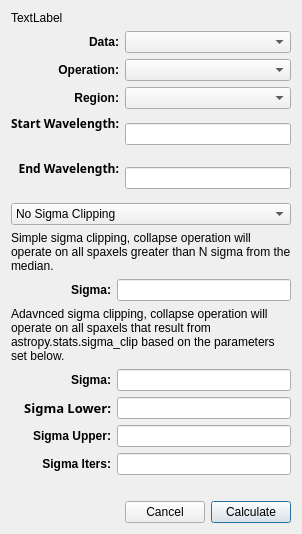
Old version of the form cubeviz/tools/collapse.ui in the repository spacetelescope/cubeviz.
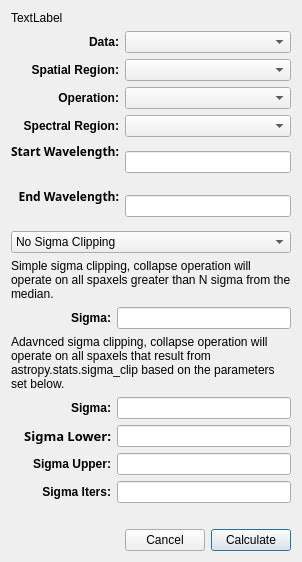
New version of the form.

Commit message: added in the spatial region combobox

```diff
--- a/cubeviz/tools/collapse.ui
+++ b/cubeviz/tools/collapse.ui
@@ -134,7 +134,7 @@
      </item>
      <item row="1" column="0">
       <layout class="QGridLayout" name="gridLayout_3">
-       <item row="2" column="0">
+       <item row="3" column="0">
         <widget class="QLabel" name="label_5">
          <property name="minimumSize">
           <size>
@@ -149,14 +149,14 @@
           </font>
          </property>
          <property name="text">
-          <string>Region:</string>
+          <string>Spectral Region:</string>
          </property>
          <property name="alignment">
           <set>Qt::AlignRight|Qt::AlignTrailing|Qt::AlignVCenter</set>
          </property>
         </widget>
        </item>
-       <item row="1" column="0">
+       <item row="2" column="0">
         <widget class="QLabel" name="label_4">
          <property name="minimumSize">
           <size>
@@ -178,7 +178,7 @@
          </property>
         </widget>
        </item>
-       <item row="2" column="1">
+       <item row="3" column="1">
         <widget class="QComboBox" name="region_combobox"/>
        </item>
        <item row="0" column="0">
@@ -203,19 +203,13 @@
          </property>
         </widget>
        </item>
-       <item row="3" column="1">
-        <widget class="QLineEdit" name="start_input"/>
-       </item>
-       <item row="0" column="1">
-        <widget class="QComboBox" name="data_combobox"/>
-       </item>
-       <item row="1" column="1">
-        <widget class="QComboBox" name="operation_combobox"/>
-       </item>
-       <item row="4" column="1">
+       <item row="5" column="1">
         <widget class="QLineEdit" name="end_input"/>
        </item>
-       <item row="3" column="0">
+       <item row="4" column="1">
+        <widget class="QLineEdit" name="start_input"/>
+       </item>
+       <item row="4" column="0">
         <layout class="QGridLayout" name="gridLayout_8">
          <item row="0" column="0">
           <widget class="QLabel" name="start_label">
@@ -251,7 +245,7 @@
          </item>
         </layout>
        </item>
-       <item row="4" column="0">
+       <item row="5" column="0">
         <layout class="QGridLayout" name="gridLayout_11">
          <item row="0" column="0">
           <widget class="QLabel" name="end_label">
@@ -282,6 +276,31 @@
          </item>
         </layout>
        </item>
+       <item row="0" column="1">
+        <widget class="QComboBox" name="data_combobox"/>
+       </item>
+       <item row="2" column="1">
+        <widget class="QComboBox" name="operation_combobox"/>
+       </item>
+       <item row="1" column="0">
+        <widget class="QLabel" name="label">
+         <property name="font">
+          <font>
+           <weight>75</weight>
+           <bold>true</bold>
+          </font>
+         </property>
+         <property name="text">
+          <string>Spatial Region:</string>
+         </property>
+         <property name="alignment">
+          <set>Qt::AlignRight|Qt::AlignTrailing|Qt::AlignVCenter</set>
+         </property>
+        </widget>
+       </item>
+       <item row="1" column="1">
+        <widget class="QComboBox" name="spatial_region_combobox"/>
+       </item>
       </layout>
      </item>
      <item row="0" column="0">
```
The commit also changes 1 other file.
